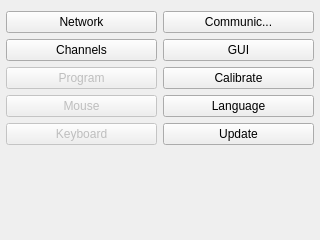
kipr/botui, file ui/SettingsWidget.ui: the form before one commit.
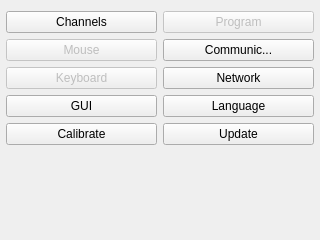
The form after the commit. Icons and pictures are not drawn.

Commit message: Reordered buttons in SettingsWidget, for balance

What changed in the file:
```diff
--- a/ui/SettingsWidget.ui
+++ b/ui/SettingsWidget.ui
@@ -27,17 +27,6 @@
     <layout class="QHBoxLayout" name="horizontalLayout">
      <item>
       <layout class="QVBoxLayout" name="verticalLayout_3">
-       <item>
-        <widget class="QPushButton" name="network">
-         <property name="text">
-          <string>Network</string>
-         </property>
-         <property name="icon">
-          <iconset resource="../rc/icons.qrc">
-           <normaloff>:/icons/drive_network.png</normaloff>:/icons/drive_network.png</iconset>
-         </property>
-        </widget>
-       </item>
        <item>
         <widget class="QPushButton" name="channels">
          <property name="text">
@@ -49,20 +38,6 @@
          </property>
         </widget>
        </item>
-       <item>
-        <widget class="QPushButton" name="programSettings">
-         <property name="enabled">
-          <bool>false</bool>
-         </property>
-         <property name="text">
-          <string>Program</string>
-         </property>
-         <property name="icon">
-          <iconset resource="../rc/icons.qrc">
-           <normaloff>:/icons/application_osx_terminal.png</normaloff>:/icons/application_osx_terminal.png</iconset>
-         </property>
-        </widget>
-       </item>
        <item>
         <widget class="QPushButton" name="mouse">
          <property name="enabled">
@@ -91,6 +66,28 @@
          </property>
         </widget>
        </item>
+       <item>
+        <widget class="QPushButton" name="gui">
+         <property name="text">
+          <string>GUI</string>
+         </property>
+         <property name="icon">
+          <iconset resource="../rc/icons.qrc">
+           <normaloff>:/icons/application_view_tile.png</normaloff>:/icons/application_view_tile.png</iconset>
+         </property>
+        </widget>
+       </item>
+       <item>
+        <widget class="QPushButton" name="calibrate">
+         <property name="text">
+          <string>Calibrate</string>
+         </property>
+         <property name="icon">
+          <iconset resource="../rc/icons.qrc">
+           <normaloff>:/icons/monitor.png</normaloff>:/icons/monitor.png</iconset>
+         </property>
+        </widget>
+       </item>
        <item>
         <spacer name="verticalSpacer_2">
          <property name="orientation">
@@ -108,6 +105,20 @@
      </item>
      <item>
       <layout class="QVBoxLayout" name="verticalLayout_2">
+       <item>
+        <widget class="QPushButton" name="programSettings">
+         <property name="enabled">
+          <bool>false</bool>
+         </property>
+         <property name="text">
+          <string>Program</string>
+         </property>
+         <property name="icon">
+          <iconset resource="../rc/icons.qrc">
+           <normaloff>:/icons/application_osx_terminal.png</normaloff>:/icons/application_osx_terminal.png</iconset>
+         </property>
+        </widget>
+       </item>
        <item>
         <widget class="QPushButton" name="comm">
          <property name="text">
@@ -120,24 +131,13 @@
         </widget>
        </item>
        <item>
-        <widget class="QPushButton" name="gui">
+        <widget class="QPushButton" name="network">
          <property name="text">
-          <string>GUI</string>
+          <string>Network</string>
          </property>
          <property name="icon">
           <iconset resource="../rc/icons.qrc">
-           <normaloff>:/icons/application_view_tile.png</normaloff>:/icons/application_view_tile.png</iconset>
-         </property>
-        </widget>
-       </item>
-       <item>
-        <widget class="QPushButton" name="calibrate">
-         <property name="text">
-          <string>Calibrate</string>
-         </property>
-         <property name="icon">
-          <iconset resource="../rc/icons.qrc">
-           <normaloff>:/icons/monitor.png</normaloff>:/icons/monitor.png</iconset>
+           <normaloff>:/icons/drive_network.png</normaloff>:/icons/drive_network.png</iconset>
          </property>
         </widget>
        </item>
```
